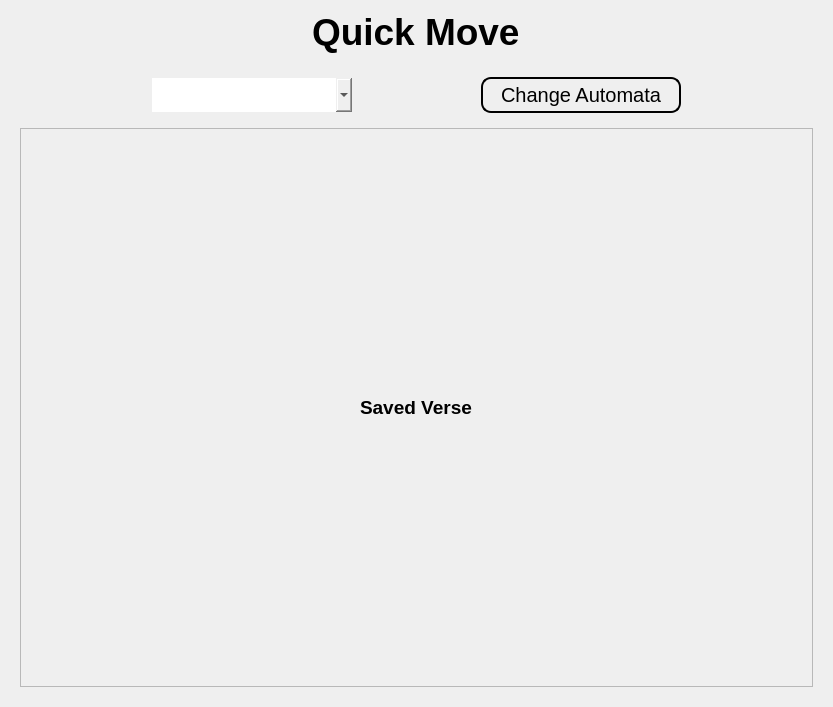
Before: the Qt Designer form ui/search.ui in Achu-Worifung/quickMove, drawn with Qt 5.
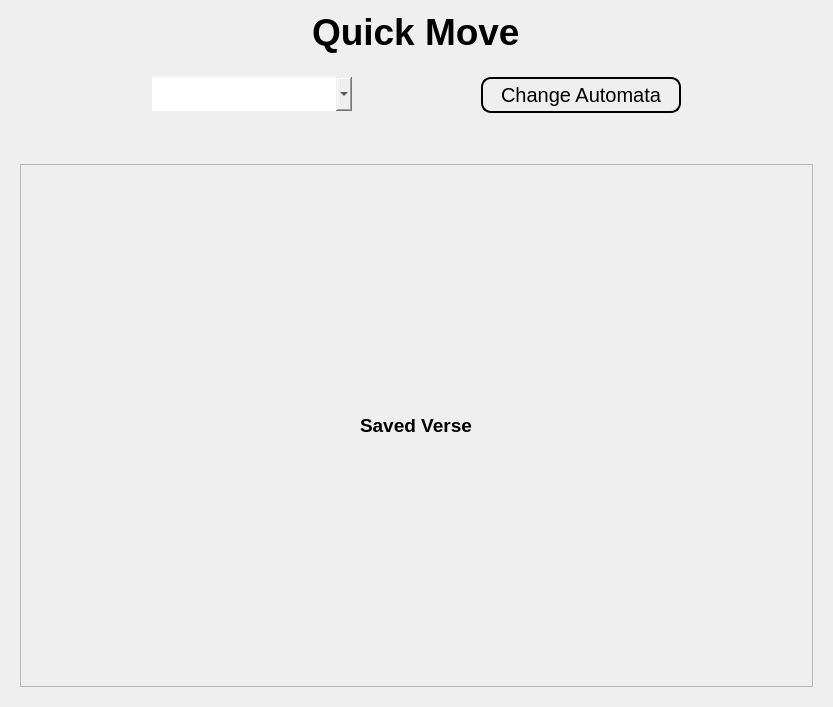
After: the same form once the commit is applied.

Commit message: fixed search bar suggestion

Patch:
```diff
--- a/ui/search.ui
+++ b/ui/search.ui
@@ -27,11 +27,15 @@
           <property name="minimumSize">
            <size>
             <width>0</width>
-            <height>50</height>
+            <height>90</height>
            </size>
           </property>
+          <property name="styleSheet">
+           <string notr="true">
+padding-bottom:40px</string>
+          </property>
           <layout class="QHBoxLayout" name="horizontalLayout_2">
-           <item>
+           <item alignment="Qt::AlignTop">
             <widget class="QComboBox" name="version">
              <property name="enabled">
               <bool>true</bool>
@@ -56,7 +60,7 @@
              </property>
             </widget>
            </item>
-           <item>
+           <item alignment="Qt::AlignTop">
             <widget class="QPushButton" name="pushButton">
              <property name="maximumSize">
               <size>
@@ -94,7 +98,7 @@
              <x>0</x>
              <y>0</y>
              <width>793</width>
-             <height>548</height>
+             <height>512</height>
             </rect>
            </property>
            <layout class="QVBoxLayout" name="verticalLayout_2">
```
The commit also changes 3 other files.
